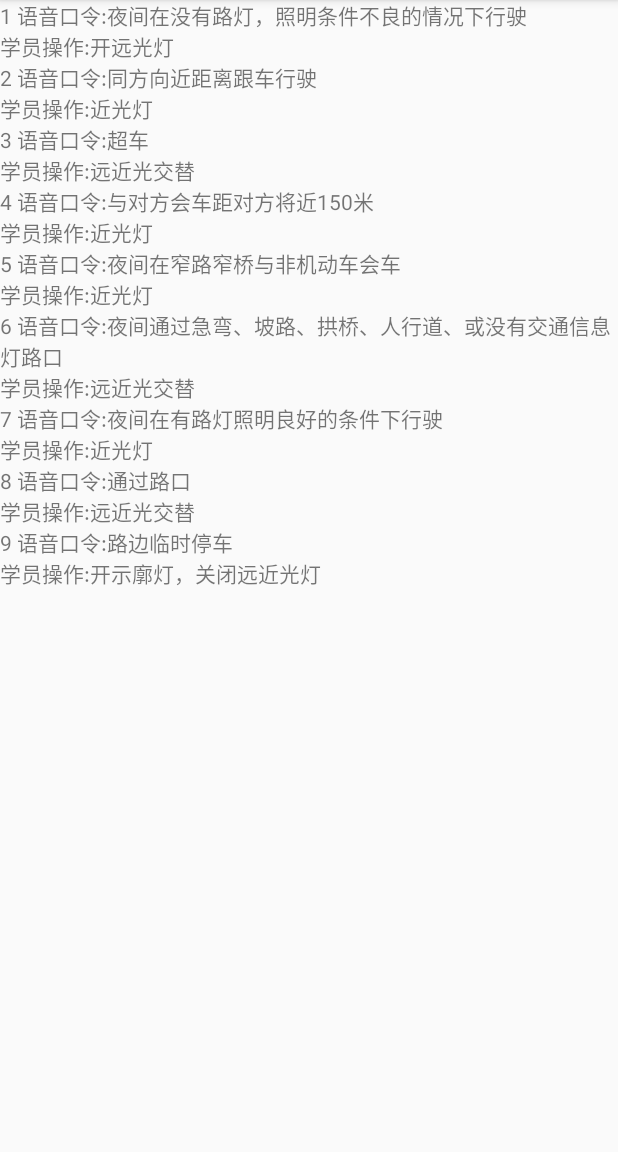
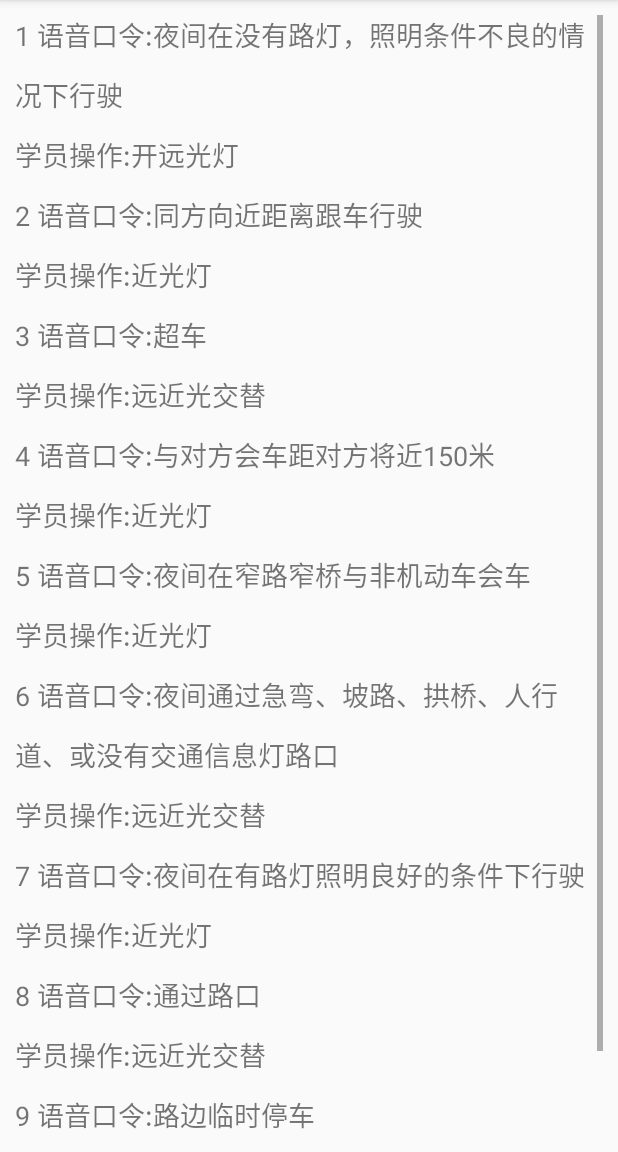
Before and after one commit to wangaijun/TestLighting, an Android app: the PrintAllActivity screen opened directly, with no data from a screen before it, on a phone screen of 412 x 824 dp, the part 84-1236 px from its top. Run offline under Robolectric (Android 15) with nearby library versions, the phone set to English and light mode, and no system bars.

Commit message:
指定行间距

```diff
--- a/app/src/main/res/layout/activity_print_all.xml
+++ b/app/src/main/res/layout/activity_print_all.xml
@@ -5,10 +5,15 @@
         xmlns:app="http://schemas.android.com/apk/res-auto"
         android:layout_width="match_parent"
         android:layout_height="match_parent"
-        tools:context=".PrintAllActivity">
+        tools:context=".PrintAllActivity"
+        android:padding="10dp"
+        >
     <TextView
             android:id="@+id/tv"
             android:layout_width="match_parent"
-            android:layout_height="wrap_content"/>
+            android:layout_height="wrap_content"
+            android:textSize="18dp"
+            android:lineSpacingMultiplier="1.5"
+    />
 
 </ScrollView>
```
